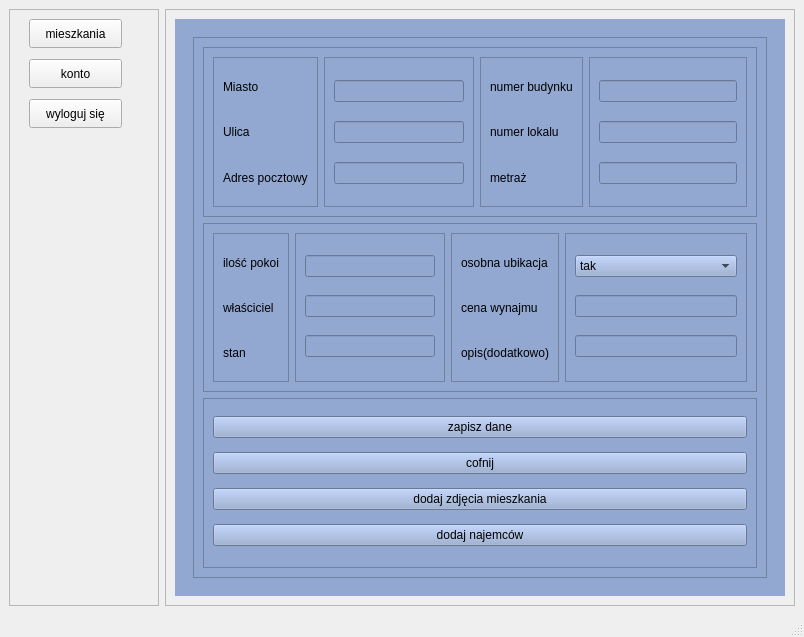
This is src/UI/templates/mainwindow.ui in BartoszPietrucha/projekt as Qt 5 draws it before an edit. The edited form follows.
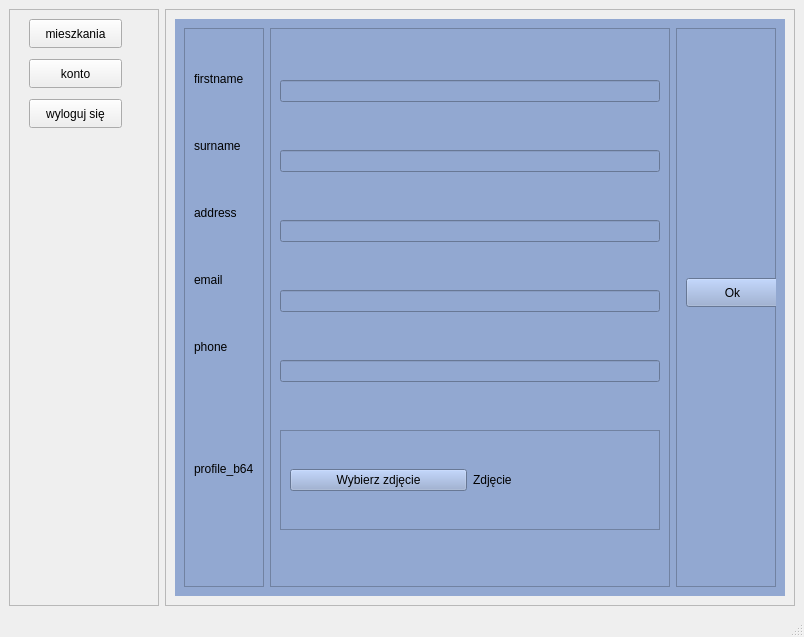
This is the edited form. The open tabs and pages were chosen to show the change.

Patch:
```diff
--- a/src/UI/templates/mainwindow.ui
+++ b/src/UI/templates/mainwindow.ui
@@ -888,80 +888,121 @@
           </layout>
          </widget>
          <widget class="QWidget" name="page_6">
-          <layout class="QHBoxLayout" name="horizontalLayout_31">
+          <layout class="QHBoxLayout" name="horizontalLayout_32">
            <item>
-            <widget class="QStackedWidget" name="stackedWidget_2">
-             <property name="styleSheet">
-              <string notr="true">background-color: #92a8d1;</string>
-             </property>
-             <property name="currentIndex">
-              <number>0</number>
-             </property>
-             <widget class="QWidget" name="page_8">
-              <layout class="QHBoxLayout" name="horizontalLayout_17">
-               <item>
-                <widget class="QFrame" name="frame_35">
+            <widget class="QFrame" name="frame_67">
                  <property name="frameShape">
                   <enum>QFrame::Shape::StyledPanel</enum>
                  </property>
                  <property name="frameShadow">
                   <enum>QFrame::Shadow::Raised</enum>
                  </property>
-                 <layout class="QVBoxLayout" name="verticalLayout_15">
+             <layout class="QVBoxLayout" name="verticalLayout_29">
                   <item>
-                   <widget class="QLabel" name="label_22">
-                    <property name="text">
-                     <string>username</string>
-                    </property>
-                   </widget>
-                  </item>
-                  <item>
-                   <widget class="QLabel" name="label_23">
+               <widget class="QLabel" name="label_43">
+                <property name="maximumSize">
+                 <size>
+                  <width>16777215</width>
+                  <height>80</height>
+                 </size>
+                </property>
                     <property name="text">
                      <string>firstname</string>
                     </property>
                    </widget>
                   </item>
                   <item>
-                   <widget class="QLabel" name="label_24">
+               <widget class="QLabel" name="label_44">
+                <property name="minimumSize">
+                 <size>
+                  <width>0</width>
+                  <height>10</height>
+                 </size>
+                </property>
+                <property name="maximumSize">
+                 <size>
+                  <width>16777215</width>
+                  <height>40</height>
+                 </size>
+                </property>
                     <property name="text">
                      <string>surname</string>
                     </property>
                    </widget>
                   </item>
                   <item>
-                   <widget class="QLabel" name="label_25">
+               <widget class="QLabel" name="label_45">
+                <property name="maximumSize">
+                 <size>
+                  <width>16777215</width>
+                  <height>80</height>
+                 </size>
+                </property>
+                <property name="text">
+                 <string>address</string>
+                </property>
+               </widget>
+              </item>
+              <item>
+               <widget class="QLabel" name="label_46">
+                <property name="maximumSize">
+                 <size>
+                  <width>16777215</width>
+                  <height>40</height>
+                 </size>
+                </property>
                     <property name="text">
                      <string>email</string>
                     </property>
                    </widget>
                   </item>
                   <item>
-                   <widget class="QLabel" name="label_26">
+               <widget class="QLabel" name="label_47">
+                <property name="maximumSize">
+                 <size>
+                  <width>16777215</width>
+                  <height>80</height>
+                 </size>
+                </property>
                     <property name="text">
                      <string>phone</string>
                     </property>
                    </widget>
                   </item>
                   <item>
-                   <widget class="QLabel" name="label_27">
-                    <property name="text">
-                     <string>password</string>
-                    </property>
-                   </widget>
-                  </item>
-                  <item>
-                   <widget class="QLabel" name="label_28">
+               <widget class="QLabel" name="label_49">
+                <property name="maximumSize">
+                 <size>
+                  <width>16777215</width>
+                  <height>150</height>
+                 </size>
+                </property>
                     <property name="text">
                      <string>profile_b64</string>
                     </property>
+                <property name="margin">
+                 <number>0</number>
+                </property>
+               </widget>
+              </item>
+              <item>
+               <widget class="QLabel" name="label_48">
+                <property name="maximumSize">
+                 <size>
+                  <width>16777215</width>
+                  <height>20</height>
+                 </size>
+                </property>
+                <property name="text">
+                 <string/>
+                </property>
                    </widget>
                   </item>
                  </layout>
                 </widget>
                </item>
                <item>
-                <widget class="QFrame" name="frame_36">
+            <widget class="QFrame" name="frame_68">
                  <property name="frameShape">
                   <enum>QFrame::Shape::StyledPanel</enum>
                  </property>
@@ -985,10 +1026,7 @@
                    <widget class="QLineEdit" name="le_kontophone_2"/>
                   </item>
                   <item>
-                   <widget class="QLineEdit" name="le_kontopassword_2"/>
-                  </item>
-                  <item>
-                   <widget class="QFrame" name="frame_37">
+               <widget class="QFrame" name="frame_69">
                     <property name="maximumSize">
                      <size>
                       <width>16777215</width>
@@ -1001,16 +1039,16 @@
                     <property name="frameShadow">
                      <enum>QFrame::Shadow::Raised</enum>
                     </property>
-                    <layout class="QHBoxLayout" name="horizontalLayout_18">
+                <layout class="QHBoxLayout" name="horizontalLayout_31">
                      <item>
-                      <widget class="QPushButton" name="bt_kontouploadphoto_2">
+                  <widget class="QPushButton" name="bt_residentuploadphoto">
                        <property name="text">
                         <string>Wybierz zdjęcie</string>
                        </property>
                       </widget>
                      </item>
                      <item>
-                      <widget class="QLabel" name="l_kontophoto_2">
+                  <widget class="QLabel" name="le_photo_resident">
                        <property name="maximumSize">
                         <size>
                          <width>200</width>
@@ -1029,7 +1067,7 @@
                 </widget>
                </item>
                <item>
-                <widget class="QFrame" name="frame_38">
+            <widget class="QFrame" name="frame_70">
                  <property name="minimumSize">
                   <size>
                    <width>100</width>
@@ -1058,641 +1096,9 @@
                    </rect>
                   </property>
                   <property name="text">
-                   <string>zapisz</string>
-                  </property>
-                 </widget>
-                </widget>
-               </item>
-              </layout>
-             </widget>
-             <widget class="QWidget" name="page_9">
-              <layout class="QHBoxLayout" name="horizontalLayout_19">
-               <item>
-                <widget class="QFrame" name="frame_39">
-                 <property name="frameShape">
-                  <enum>QFrame::Shape::StyledPanel</enum>
-                 </property>
-                 <property name="frameShadow">
-                  <enum>QFrame::Shadow::Raised</enum>
-                 </property>
-                 <layout class="QHBoxLayout" name="horizontalLayout_20">
-                  <item>
-                   <widget class="QFrame" name="frame_40">
-                    <property name="frameShape">
-                     <enum>QFrame::Shape::StyledPanel</enum>
-                    </property>
-                    <property name="frameShadow">
-                     <enum>QFrame::Shadow::Raised</enum>
-                    </property>
-                    <layout class="QGridLayout" name="gridLayout_2">
-                     <item row="0" column="0">
-                      <widget class="QLabel" name="l_plus_2">
-                       <property name="minimumSize">
-                        <size>
-                         <width>250</width>
-                         <height>0</height>
-                        </size>
-                       </property>
-                       <property name="maximumSize">
-                        <size>
-                         <width>16777215</width>
-                         <height>250</height>
-                        </size>
-                       </property>
-                       <property name="text">
-                        <string>TextLabel</string>
-                       </property>
-                      </widget>
-                     </item>
-                     <item row="1" column="0">
-                      <widget class="QLabel" name="label_29">
-                       <property name="text">
-                        <string>Dodaj mieszkanie</string>
-                       </property>
-                      </widget>
-                     </item>
-                    </layout>
-                   </widget>
-                  </item>
-                  <item>
-                   <widget class="QFrame" name="frame_41">
-                    <property name="frameShape">
-                     <enum>QFrame::Shape::StyledPanel</enum>
-                    </property>
-                    <property name="frameShadow">
-                     <enum>QFrame::Shadow::Raised</enum>
-                    </property>
-                    <layout class="QVBoxLayout" name="verticalLayout_17">
-                     <item>
-                      <widget class="QLabel" name="l_plik_2">
-                       <property name="minimumSize">
-                        <size>
-                         <width>250</width>
-                         <height>0</height>
-                        </size>
-                       </property>
-                       <property name="maximumSize">
-                        <size>
-                         <width>16777215</width>
-                         <height>250</height>
-                        </size>
-                       </property>
-                       <property name="text">
-                        <string>TextLabel</string>
-                       </property>
-                      </widget>
-                     </item>
-                     <item>
-                      <widget class="QLabel" name="label_30">
-                       <property name="text">
-                        <string>Lista mieszkań</string>
-                       </property>
-                      </widget>
-                     </item>
-                    </layout>
-                   </widget>
-                  </item>
-                 </layout>
-                </widget>
-               </item>
-              </layout>
-             </widget>
-             <widget class="QWidget" name="page_10">
-              <layout class="QHBoxLayout" name="horizontalLayout_21">
-               <item>
-                <widget class="QPushButton" name="bt_left_2">
-                 <property name="minimumSize">
-                  <size>
-                   <width>0</width>
-                   <height>450</height>
-                  </size>
-                 </property>
-                 <property name="maximumSize">
-                  <size>
-                   <width>25</width>
-                   <height>16777215</height>
-                  </size>
-                 </property>
-                 <property name="text">
-                  <string>&lt;</string>
-                 </property>
-                </widget>
-               </item>
-               <item>
-                <widget class="QLabel" name="l_photos_2">
-                 <property name="maximumSize">
-                  <size>
-                   <width>500</width>
-                   <height>500</height>
-                  </size>
-                 </property>
-                 <property name="text">
-                  <string>                                                        zdjecia</string>
-                 </property>
-                </widget>
-               </item>
-               <item>
-                <widget class="QPushButton" name="bt_right_2">
-                 <property name="maximumSize">
-                  <size>
-                   <width>25</width>
-                   <height>450</height>
-                  </size>
-                 </property>
-                 <property name="text">
-                  <string>&gt;</string>
-                 </property>
-                </widget>
-               </item>
-              </layout>
-             </widget>
-             <widget class="QWidget" name="page_11">
-              <layout class="QHBoxLayout" name="horizontalLayout_22">
-               <item>
-                <widget class="QFrame" name="frame_42">
-                 <property name="frameShape">
-                  <enum>QFrame::Shape::StyledPanel</enum>
-                 </property>
-                 <property name="frameShadow">
-                  <enum>QFrame::Shadow::Raised</enum>
-                 </property>
-                 <layout class="QVBoxLayout" name="verticalLayout_18">
-                  <item>
-                   <widget class="QFrame" name="frame_43">
-                    <property name="frameShape">
-                     <enum>QFrame::Shape::StyledPanel</enum>
-                    </property>
-                    <property name="frameShadow">
-                     <enum>QFrame::Shadow::Raised</enum>
-                    </property>
-                    <layout class="QHBoxLayout" name="horizontalLayout_23">
-                     <item>
-                      <widget class="QFrame" name="frame_44">
-                       <property name="frameShape">
-                        <enum>QFrame::Shape::StyledPanel</enum>
-                       </property>
-                       <property name="frameShadow">
-                        <enum>QFrame::Shadow::Raised</enum>
-                       </property>
-                       <layout class="QVBoxLayout" name="verticalLayout_19">
-                        <item>
-                         <widget class="QLabel" name="label_31">
-                          <property name="text">
-                           <string>Miasto</string>
-                          </property>
-                         </widget>
-                        </item>
-                        <item>
-                         <widget class="QLabel" name="label_32">
-                          <property name="text">
-                           <string>Ulica</string>
-                          </property>
-                         </widget>
-                        </item>
-                        <item>
-                         <widget class="QLabel" name="label_33">
-                          <property name="text">
-                           <string>Adres pocztowy</string>
-                          </property>
-                         </widget>
-                        </item>
-                       </layout>
-                      </widget>
-                     </item>
-                     <item>
-                      <widget class="QFrame" name="frame_45">
-                       <property name="maximumSize">
-                        <size>
-                         <width>150</width>
-                         <height>16777215</height>
-                        </size>
-                       </property>
-                       <property name="frameShape">
-                        <enum>QFrame::Shape::StyledPanel</enum>
-                       </property>
-                       <property name="frameShadow">
-                        <enum>QFrame::Shadow::Raised</enum>
-                       </property>
-                       <layout class="QVBoxLayout" name="verticalLayout_20">
-                        <item>
-                         <widget class="QLineEdit" name="le_miasto_2"/>
-                        </item>
-                        <item>
-                         <widget class="QLineEdit" name="le_ulica_2"/>
-                        </item>
-                        <item>
-                         <widget class="QLineEdit" name="le_adres_pocz_2"/>
-                        </item>
-                       </layout>
-                      </widget>
-                     </item>
-                     <item>
-                      <widget class="QFrame" name="frame_46">
-                       <property name="frameShape">
-                        <enum>QFrame::Shape::StyledPanel</enum>
-                       </property>
-                       <property name="frameShadow">
-                        <enum>QFrame::Shadow::Raised</enum>
-                       </property>
-                       <layout class="QVBoxLayout" name="verticalLayout_21">
-                        <item>
-                         <widget class="QLabel" name="label_34">
-                          <property name="text">
-                           <string>numer budynku</string>
-                          </property>
-                         </widget>
-                        </item>
-                        <item>
-                         <widget class="QLabel" name="label_35">
-                          <property name="text">
-                           <string>numer lokalu</string>
-                          </property>
-                         </widget>
-                        </item>
-                        <item>
-                         <widget class="QLabel" name="label_36">
-                          <property name="text">
-                           <string>metraż</string>
-                          </property>
-                         </widget>
-                        </item>
-                       </layout>
-                      </widget>
-                     </item>
-                     <item>
-                      <widget class="QFrame" name="frame_47">
-                       <property name="frameShape">
-                        <enum>QFrame::Shape::StyledPanel</enum>
-                       </property>
-                       <property name="frameShadow">
-                        <enum>QFrame::Shadow::Raised</enum>
-                       </property>
-                       <layout class="QVBoxLayout" name="verticalLayout_22">
-                        <item>
-                         <widget class="QLineEdit" name="le_numer_budy_2"/>
-                        </item>
-                        <item>
-                         <widget class="QLineEdit" name="le_numer_lok_2"/>
-                        </item>
-                        <item>
-                         <widget class="QLineEdit" name="le_metraz_2"/>
-                        </item>
-                       </layout>
-                      </widget>
-                     </item>
-                    </layout>
-                   </widget>
-                  </item>
-                  <item>
-                   <widget class="QFrame" name="frame_48">
-                    <property name="frameShape">
-                     <enum>QFrame::Shape::StyledPanel</enum>
-                    </property>
-                    <property name="frameShadow">
-                     <enum>QFrame::Shadow::Raised</enum>
-                    </property>
-                    <layout class="QHBoxLayout" name="horizontalLayout_24">
-                     <item>
-                      <widget class="QFrame" name="frame_49">
-                       <property name="frameShape">
-                        <enum>QFrame::Shape::StyledPanel</enum>
-                       </property>
-                       <property name="frameShadow">
-                        <enum>QFrame::Shadow::Raised</enum>
-                       </property>
-                       <layout class="QVBoxLayout" name="verticalLayout_23">
-                        <item>
-                         <widget class="QLabel" name="label_37">
-                          <property name="text">
-                           <string>ilość pokoi</string>
-                          </property>
-                         </widget>
-                        </item>
-                        <item>
-                         <widget class="QLabel" name="label_38">
-                          <property name="text">
-                           <string>właściciel</string>
-                          </property>
-                         </widget>
-                        </item>
-                        <item>
-                         <widget class="QLabel" name="label_39">
-                          <property name="text">
-                           <string>stan</string>
-                          </property>
-                         </widget>
-                        </item>
-                       </layout>
-                      </widget>
-                     </item>
-                     <item>
-                      <widget class="QFrame" name="frame_50">
-                       <property name="maximumSize">
-                        <size>
-                         <width>150</width>
-                         <height>16777215</height>
-                        </size>
-                       </property>
-                       <property name="frameShape">
-                        <enum>QFrame::Shape::StyledPanel</enum>
-                       </property>
-                       <property name="frameShadow">
-                        <enum>QFrame::Shadow::Raised</enum>
-                       </property>
-                       <layout class="QVBoxLayout" name="verticalLayout_24">
-                        <item>
-                         <widget class="QLineEdit" name="le_ilosc_pokoi_2"/>
-                        </item>
-                        <item>
-                         <widget class="QLineEdit" name="le_wlasciciel_2"/>
-                        </item>
-                        <item>
-                         <widget class="QLineEdit" name="le_stan_2"/>
-                        </item>
-                       </layout>
-                      </widget>
-                     </item>
-                     <item>
-                      <widget class="QFrame" name="frame_51">
-                       <property name="frameShape">
-                        <enum>QFrame::Shape::StyledPanel</enum>
-                       </property>
-                       <property name="frameShadow">
-                        <enum>QFrame::Shadow::Raised</enum>
-                       </property>
-                       <layout class="QVBoxLayout" name="verticalLayout_25">
-                        <item>
-                         <widget class="QLabel" name="label_40">
-                          <property name="text">
-                           <string>osobna ubikacja</string>
-                          </property>
-                         </widget>
-                        </item>
-                        <item>
-                         <widget class="QLabel" name="label_41">
-                          <property name="text">
-                           <string>cena wynajmu</string>
-                          </property>
-                         </widget>
-                        </item>
-                        <item>
-                         <widget class="QLabel" name="label_42">
-                          <property name="text">
-                           <string>opis(dodatkowo)</string>
-                          </property>
-                         </widget>
-                        </item>
-                       </layout>
-                      </widget>
-                     </item>
-                     <item>
-                      <widget class="QFrame" name="frame_52">
-                       <property name="frameShape">
-                        <enum>QFrame::Shape::StyledPanel</enum>
-                       </property>
-                       <property name="frameShadow">
-                        <enum>QFrame::Shadow::Raised</enum>
-                       </property>
-                       <layout class="QVBoxLayout" name="verticalLayout_26">
-                        <item>
-                         <widget class="QComboBox" name="cb_osoba_wc_2">
-                          <item>
-                           <property name="text">
-                            <string>tak</string>
-                           </property>
-                          </item>
-                          <item>
-                           <property name="text">
-                            <string>nie</string>
-                           </property>
-                          </item>
-                         </widget>
-                        </item>
-                        <item>
-                         <widget class="QLineEdit" name="le_cena_2"/>
-                        </item>
-                        <item>
-                         <widget class="QLineEdit" name="le_opis_2"/>
-                        </item>
-                       </layout>
-                      </widget>
-                     </item>
-                    </layout>
-                   </widget>
-                  </item>
-                  <item>
-                   <widget class="QFrame" name="frame_53">
-                    <property name="frameShape">
-                     <enum>QFrame::Shape::StyledPanel</enum>
-                    </property>
-                    <property name="frameShadow">
-                     <enum>QFrame::Shadow::Raised</enum>
-                    </property>
-                    <layout class="QVBoxLayout" name="verticalLayout_27">
-                     <item>
-                      <widget class="QPushButton" name="bt_zapisz_dane_2">
-                       <property name="text">
-                        <string>zapisz dane</string>
-                       </property>
-                      </widget>
-                     </item>
-                     <item>
-                      <widget class="QPushButton" name="bt_cofnij_2">
-                       <property name="text">
-                        <string>cofnij</string>
-                       </property>
-                      </widget>
-                     </item>
-                     <item>
-                      <widget class="QPushButton" name="bt_resident_add_photos_2">
-                       <property name="text">
-                        <string>dodaj zdjęcia mieszkania</string>
-                       </property>
-                      </widget>
-                     </item>
-                     <item>
-                      <widget class="QPushButton" name="bt_dodaj_najemcow_2">
-                       <property name="text">
-                        <string>dodaj najemców</string>
-                       </property>
-                      </widget>
-                     </item>
-                    </layout>
-                   </widget>
-                  </item>
-                 </layout>
-                </widget>
-               </item>
-              </layout>
-             </widget>
-             <widget class="QWidget" name="page_12">
-              <layout class="QHBoxLayout" name="horizontalLayout_25">
-               <item>
-                <widget class="QFrame" name="frame_54">
-                 <property name="frameShape">
-                  <enum>QFrame::Shape::StyledPanel</enum>
-                 </property>
-                 <property name="frameShadow">
-                  <enum>QFrame::Shadow::Raised</enum>
-                 </property>
-                 <layout class="QVBoxLayout" name="verticalLayout_28">
-                  <item>
-                   <widget class="QFrame" name="frame_55">
-                    <property name="minimumSize">
-                     <size>
-                      <width>0</width>
-                      <height>0</height>
-                     </size>
-                    </property>
-                    <property name="frameShape">
-                     <enum>QFrame::Shape::StyledPanel</enum>
-                    </property>
-                    <property name="frameShadow">
-                     <enum>QFrame::Shadow::Raised</enum>
-                    </property>
-                    <layout class="QHBoxLayout" name="horizontalLayout_26">
-                     <item>
-                      <widget class="QFrame" name="frame_56">
-                       <property name="frameShape">
-                        <enum>QFrame::Shape::StyledPanel</enum>
-                       </property>
-                       <property name="frameShadow">
-                        <enum>QFrame::Shadow::Raised</enum>
-                       </property>
-                       <layout class="QHBoxLayout" name="horizontalLayout_27">
-                        <item>
-                         <widget class="QLabel" name="l_resident_photo_2">
-                          <property name="text">
-                           <string>zdjecie</string>
-                          </property>
-                         </widget>
-                        </item>
-                       </layout>
-                      </widget>
-                     </item>
-                     <item>
-                      <widget class="QFrame" name="frame_57">
-                       <property name="frameShape">
-                        <enum>QFrame::Shape::StyledPanel</enum>
-                       </property>
-                       <property name="frameShadow">
-                        <enum>QFrame::Shadow::Raised</enum>
-                       </property>
-                       <layout class="QHBoxLayout" name="horizontalLayout_28">
-                        <item>
-                         <widget class="QLabel" name="l_resident_photo2_2">
-                          <property name="text">
-                           <string>zdjecie2</string>
-                          </property>
-                         </widget>
-                        </item>
-                       </layout>
-                      </widget>
-                     </item>
-                     <item>
-                      <widget class="QFrame" name="frame_58">
-                       <property name="frameShape">
-                        <enum>QFrame::Shape::StyledPanel</enum>
-                       </property>
-                       <property name="frameShadow">
-                        <enum>QFrame::Shadow::Raised</enum>
-                       </property>
-                      </widget>
-                     </item>
-                    </layout>
-                   </widget>
-                  </item>
-                  <item>
-                   <widget class="QFrame" name="frame_59">
-                    <property name="frameShape">
-                     <enum>QFrame::Shape::StyledPanel</enum>
-                    </property>
-                    <property name="frameShadow">
-                     <enum>QFrame::Shadow::Raised</enum>
-                    </property>
-                    <layout class="QHBoxLayout" name="horizontalLayout_29">
-                     <item>
-                      <widget class="QFrame" name="frame_60">
-                       <property name="frameShape">
-                        <enum>QFrame::Shape::StyledPanel</enum>
-                       </property>
-                       <property name="frameShadow">
-                        <enum>QFrame::Shadow::Raised</enum>
-                       </property>
-                      </widget>
-                     </item>
-                     <item>
-                      <widget class="QFrame" name="frame_61">
-                       <property name="frameShape">
-                        <enum>QFrame::Shape::StyledPanel</enum>
-                       </property>
-                       <property name="frameShadow">
-                        <enum>QFrame::Shadow::Raised</enum>
-                       </property>
-                      </widget>
-                     </item>
-                     <item>
-                      <widget class="QFrame" name="frame_62">
-                       <property name="frameShape">
-                        <enum>QFrame::Shape::StyledPanel</enum>
-                       </property>
-                       <property name="frameShadow">
-                        <enum>QFrame::Shadow::Raised</enum>
-                       </property>
-                      </widget>
-                     </item>
-                    </layout>
-                   </widget>
-                  </item>
-                  <item>
-                   <widget class="QFrame" name="frame_63">
-                    <property name="frameShape">
-                     <enum>QFrame::Shape::StyledPanel</enum>
-                    </property>
-                    <property name="frameShadow">
-                     <enum>QFrame::Shadow::Raised</enum>
-                    </property>
-                    <layout class="QHBoxLayout" name="horizontalLayout_30">
-                     <item>
-                      <widget class="QFrame" name="frame_64">
-                       <property name="frameShape">
-                        <enum>QFrame::Shape::StyledPanel</enum>
-                       </property>
-                       <property name="frameShadow">
-                        <enum>QFrame::Shadow::Raised</enum>
-                       </property>
-                      </widget>
-                     </item>
-                     <item>
-                      <widget class="QFrame" name="frame_65">
-                       <property name="frameShape">
-                        <enum>QFrame::Shape::StyledPanel</enum>
-                       </property>
-                       <property name="frameShadow">
-                        <enum>QFrame::Shadow::Raised</enum>
-                       </property>
-                      </widget>
-                     </item>
-                     <item>
-                      <widget class="QFrame" name="frame_66">
-                       <property name="frameShape">
-                        <enum>QFrame::Shape::StyledPanel</enum>
-                       </property>
-                       <property name="frameShadow">
-                        <enum>QFrame::Shadow::Raised</enum>
-                       </property>
-                      </widget>
-                     </item>
-                    </layout>
-                   </widget>
-                  </item>
-                 </layout>
-                </widget>
-               </item>
-              </layout>
-             </widget>
-             <widget class="QWidget" name="page_13"/>
-             <widget class="QWidget" name="page_14"/>
+               <string>Ok</string>
+              </property>
+             </widget>
             </widget>
            </item>
           </layout>
```
Left out of the diff: 14 changed lines with no effect on the pictures. Lines whose indentation alone changed are shown as unchanged.
